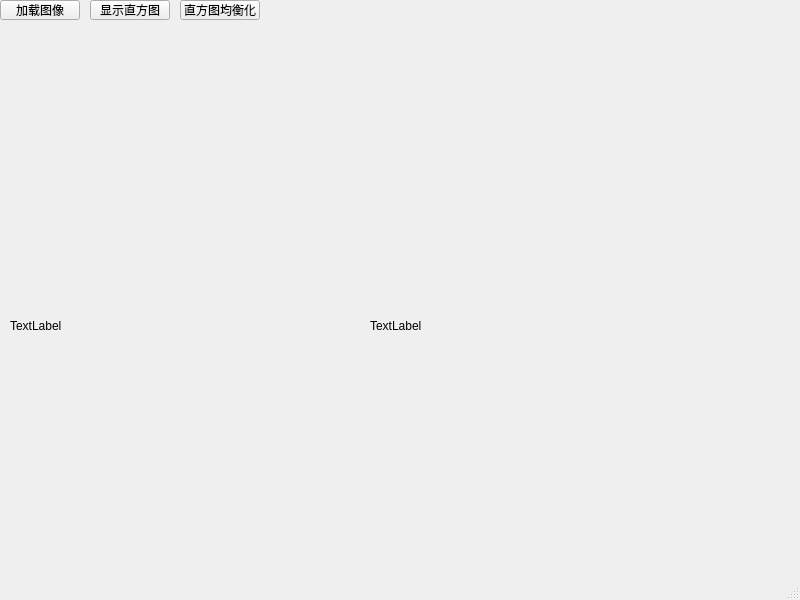
Qt form mainwindow.ui (kevin201353/QtDevpImage) before a commit.
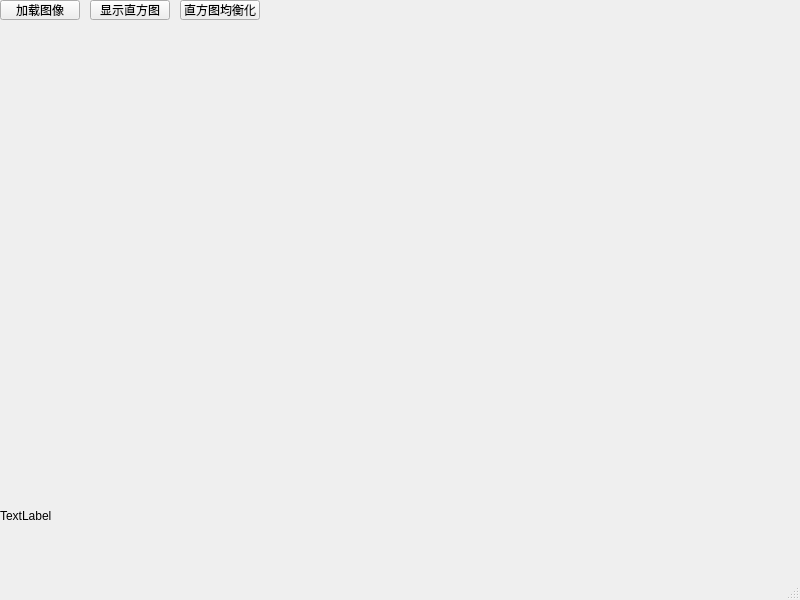
The same form after that commit.

The edit to the form file:
```diff
--- a/mainwindow.ui
+++ b/mainwindow.ui
@@ -56,23 +56,10 @@
    <widget class="QLabel" name="label_showImage">
     <property name="geometry">
      <rect>
-      <x>10</x>
-      <y>110</y>
-      <width>341</width>
-      <height>431</height>
-     </rect>
-    </property>
-    <property name="text">
-     <string>TextLabel</string>
-    </property>
-   </widget>
-   <widget class="QLabel" name="label_showImage_2">
-    <property name="geometry">
-     <rect>
-      <x>370</x>
-      <y>110</y>
-      <width>341</width>
-      <height>431</height>
+      <x>0</x>
+      <y>490</y>
+      <width>351</width>
+      <height>51</height>
      </rect>
     </property>
     <property name="text">
```
